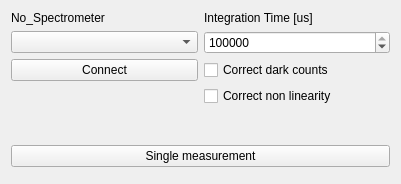
Before: the Qt Designer form modules/spectrometer/SpectrometerWidget.ui in Silas-Hoerz/Modulab, drawn with Qt 5.
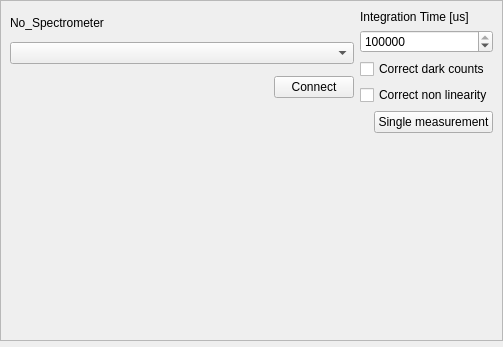
After: the same form once the commit is applied.

```diff
--- a/modules/spectrometer/SpectrometerWidget.ui
+++ b/modules/spectrometer/SpectrometerWidget.ui
@@ -6,54 +6,149 @@
    <rect>
     <x>0</x>
     <y>0</y>
-    <width>401</width>
-    <height>184</height>
+    <width>503</width>
+    <height>347</height>
    </rect>
   </property>
+  <property name="sizePolicy">
+   <sizepolicy hsizetype="Maximum" vsizetype="Maximum">
+    <horstretch>0</horstretch>
+    <verstretch>0</verstretch>
+   </sizepolicy>
+  </property>
+  <property name="minimumSize">
+   <size>
+    <width>400</width>
+    <height>0</height>
+   </size>
+  </property>
   <property name="windowTitle">
-   <string>Form</string>
+   <string>Spectrometer</string>
+  </property>
+  <property name="autoFillBackground">
+   <bool>false</bool>
+  </property>
+  <layout class="QGridLayout" name="gridLayout">
+   <property name="leftMargin">
+    <number>0</number>
+   </property>
+   <property name="topMargin">
+    <number>0</number>
+   </property>
+   <property name="rightMargin">
+    <number>0</number>
+   </property>
+   <property name="bottomMargin">
+    <number>6</number>
+   </property>
+   <property name="horizontalSpacing">
+    <number>6</number>
+   </property>
+   <property name="verticalSpacing">
+    <number>0</number>
+   </property>
+   <item row="0" column="0">
+    <widget class="QFrame" name="frame">
+     <property name="frameShape">
+      <enum>QFrame::Shape::StyledPanel</enum>
+     </property>
+     <property name="frameShadow">
+      <enum>QFrame::Shadow::Raised</enum>
   </property>
   <layout class="QVBoxLayout" name="verticalLayout">
+      <property name="leftMargin">
+       <number>9</number>
+      </property>
+      <property name="topMargin">
+       <number>9</number>
+      </property>
    <item>
     <layout class="QHBoxLayout" name="horizontalLayout">
      <item>
       <layout class="QVBoxLayout" name="verticalLayout_connection">
+          <property name="sizeConstraint">
+           <enum>QLayout::SizeConstraint::SetMinimumSize</enum>
+          </property>
        <item>
         <widget class="QLabel" name="label_device">
+            <property name="sizePolicy">
+             <sizepolicy hsizetype="Maximum" vsizetype="Maximum">
+              <horstretch>0</horstretch>
+              <verstretch>0</verstretch>
+             </sizepolicy>
+            </property>
          <property name="text">
           <string>No_Spectrometer</string>
          </property>
         </widget>
        </item>
        <item>
-        <widget class="QComboBox" name="comboBox_deviceList"/>
+           <widget class="QComboBox" name="comboBox_deviceList">
+            <property name="sizePolicy">
+             <sizepolicy hsizetype="Minimum" vsizetype="Maximum">
+              <horstretch>0</horstretch>
+              <verstretch>0</verstretch>
+             </sizepolicy>
+            </property>
+            <property name="minimumSize">
+             <size>
+              <width>200</width>
+              <height>0</height>
+             </size>
+            </property>
+           </widget>
+          </item>
+          <item>
+           <layout class="QHBoxLayout" name="horizontalLayout_3">
+            <property name="sizeConstraint">
+             <enum>QLayout::SizeConstraint::SetDefaultConstraint</enum>
+            </property>
+            <item>
+             <spacer name="horizontalSpacer">
+              <property name="orientation">
+               <enum>Qt::Orientation::Horizontal</enum>
+              </property>
+              <property name="sizeHint" stdset="0">
+               <size>
+                <width>40</width>
+                <height>20</height>
+               </size>
+              </property>
+             </spacer>
        </item>
        <item>
         <widget class="QPushButton" name="pushButton_connect">
+              <property name="sizePolicy">
+               <sizepolicy hsizetype="Maximum" vsizetype="Maximum">
+                <horstretch>0</horstretch>
+                <verstretch>0</verstretch>
+               </sizepolicy>
+              </property>
+              <property name="layoutDirection">
+               <enum>Qt::LayoutDirection::LeftToRight</enum>
+              </property>
          <property name="text">
           <string>Connect</string>
          </property>
         </widget>
        </item>
-       <item>
-        <spacer name="verticalSpacer">
-         <property name="orientation">
-          <enum>Qt::Orientation::Vertical</enum>
-         </property>
-         <property name="sizeHint" stdset="0">
-          <size>
-           <width>20</width>
-           <height>40</height>
-          </size>
-         </property>
-        </spacer>
+           </layout>
        </item>
       </layout>
      </item>
      <item>
       <layout class="QVBoxLayout" name="verticalLayout_settings">
+          <property name="sizeConstraint">
+           <enum>QLayout::SizeConstraint::SetMinimumSize</enum>
+          </property>
        <item>
         <widget class="QLabel" name="label_integrationTime">
+            <property name="sizePolicy">
+             <sizepolicy hsizetype="Minimum" vsizetype="Fixed">
+              <horstretch>0</horstretch>
+              <verstretch>0</verstretch>
+             </sizepolicy>
+            </property>
          <property name="text">
           <string>Integration Time [us]</string>
          </property>
@@ -61,6 +156,18 @@
        </item>
        <item>
         <widget class="QSpinBox" name="spinBox_integrationTime">
+            <property name="sizePolicy">
+             <sizepolicy hsizetype="Minimum" vsizetype="Fixed">
+              <horstretch>0</horstretch>
+              <verstretch>0</verstretch>
+             </sizepolicy>
+            </property>
+            <property name="minimumSize">
+             <size>
+              <width>0</width>
+              <height>0</height>
+             </size>
+            </property>
          <property name="maximum">
           <number>100000</number>
          </property>
@@ -71,6 +178,12 @@
        </item>
        <item>
         <widget class="QCheckBox" name="checkBox_correctDarkCounts">
+            <property name="sizePolicy">
+             <sizepolicy hsizetype="Minimum" vsizetype="Fixed">
+              <horstretch>0</horstretch>
+              <verstretch>0</verstretch>
+             </sizepolicy>
+            </property>
          <property name="text">
           <string>Correct dark counts</string>
          </property>
@@ -78,24 +191,17 @@
        </item>
        <item>
         <widget class="QCheckBox" name="checkBox_correctNonLinearity">
+            <property name="sizePolicy">
+             <sizepolicy hsizetype="Minimum" vsizetype="Fixed">
+              <horstretch>0</horstretch>
+              <verstretch>0</verstretch>
+             </sizepolicy>
+            </property>
          <property name="text">
           <string>Correct non linearity</string>
          </property>
         </widget>
        </item>
-       <item>
-        <spacer name="verticalSpacer_2">
-         <property name="orientation">
-          <enum>Qt::Orientation::Vertical</enum>
-         </property>
-         <property name="sizeHint" stdset="0">
-          <size>
-           <width>20</width>
-           <height>40</height>
-          </size>
-         </property>
-        </spacer>
-       </item>
       </layout>
      </item>
     </layout>
@@ -104,8 +210,36 @@
     <layout class="QVBoxLayout" name="verticalLayout_acquisition">
      <item>
       <layout class="QHBoxLayout" name="horizontalLayout_2">
+          <property name="sizeConstraint">
+           <enum>QLayout::SizeConstraint::SetMinimumSize</enum>
+          </property>
+          <item>
+           <spacer name="horizontalSpacer_2">
+            <property name="orientation">
+             <enum>Qt::Orientation::Horizontal</enum>
+            </property>
+            <property name="sizeHint" stdset="0">
+             <size>
+              <width>40</width>
+              <height>20</height>
+             </size>
+            </property>
+           </spacer>
+          </item>
        <item>
         <widget class="QPushButton" name="pushButton_acquire">
+            <property name="sizePolicy">
+             <sizepolicy hsizetype="Minimum" vsizetype="Fixed">
+              <horstretch>0</horstretch>
+              <verstretch>0</verstretch>
+             </sizepolicy>
+            </property>
+            <property name="maximumSize">
+             <size>
+              <width>16777215</width>
+              <height>16777215</height>
+             </size>
+            </property>
          <property name="text">
           <string>Single measurement</string>
          </property>
@@ -116,7 +250,23 @@
     </layout>
    </item>
    <item>
-    <widget class="QWidget" name="widget_plot" native="true"/>
+       <widget class="QWidget" name="widget_plot" native="true">
+        <property name="sizePolicy">
+         <sizepolicy hsizetype="Expanding" vsizetype="Expanding">
+          <horstretch>0</horstretch>
+          <verstretch>0</verstretch>
+         </sizepolicy>
+        </property>
+        <property name="minimumSize">
+         <size>
+          <width>300</width>
+          <height>100</height>
+         </size>
+        </property>
+       </widget>
+      </item>
+     </layout>
+    </widget>
    </item>
   </layout>
  </widget>
```
Lines whose indentation alone changed are shown as unchanged.
